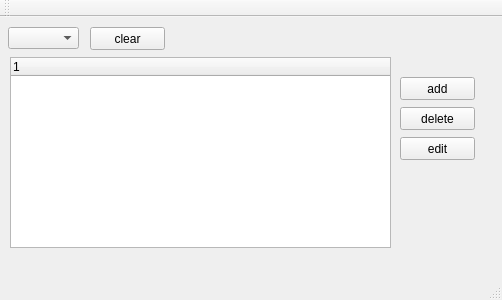
Qt form comboBox_explore/mainwindow.ui (qingfengself/comboBox_explore) before a commit.
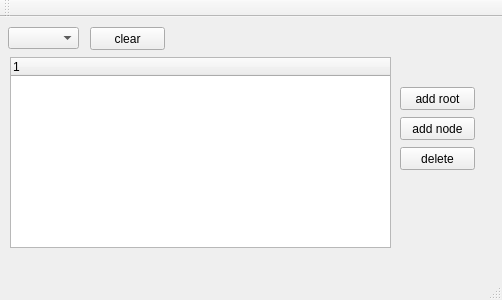
The same form after that commit.

Patch:
```diff
--- a/comboBox_explore/mainwindow.ui
+++ b/comboBox_explore/mainwindow.ui
@@ -59,20 +59,20 @@
     <property name="geometry">
      <rect>
       <x>400</x>
-      <y>60</y>
+      <y>100</y>
       <width>75</width>
       <height>23</height>
      </rect>
     </property>
     <property name="text">
-     <string>add</string>
+     <string>add node</string>
     </property>
    </widget>
    <widget class="QPushButton" name="pushBtn_delete">
     <property name="geometry">
      <rect>
       <x>400</x>
-      <y>90</y>
+      <y>130</y>
       <width>75</width>
       <height>23</height>
      </rect>
@@ -85,13 +85,13 @@
     <property name="geometry">
      <rect>
       <x>400</x>
-      <y>120</y>
+      <y>70</y>
       <width>75</width>
       <height>23</height>
      </rect>
     </property>
     <property name="text">
-     <string>edit</string>
+     <string>add root</string>
     </property>
    </widget>
   </widget>
```
Left out of the diff: 2 changed lines with no effect on the pictures.
